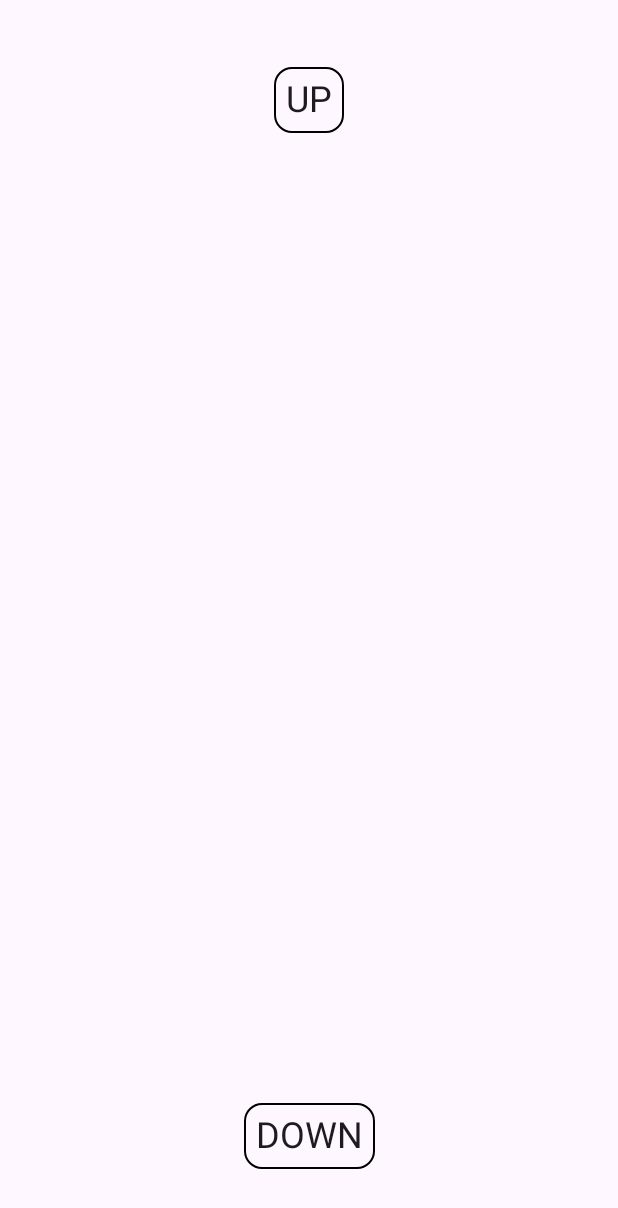
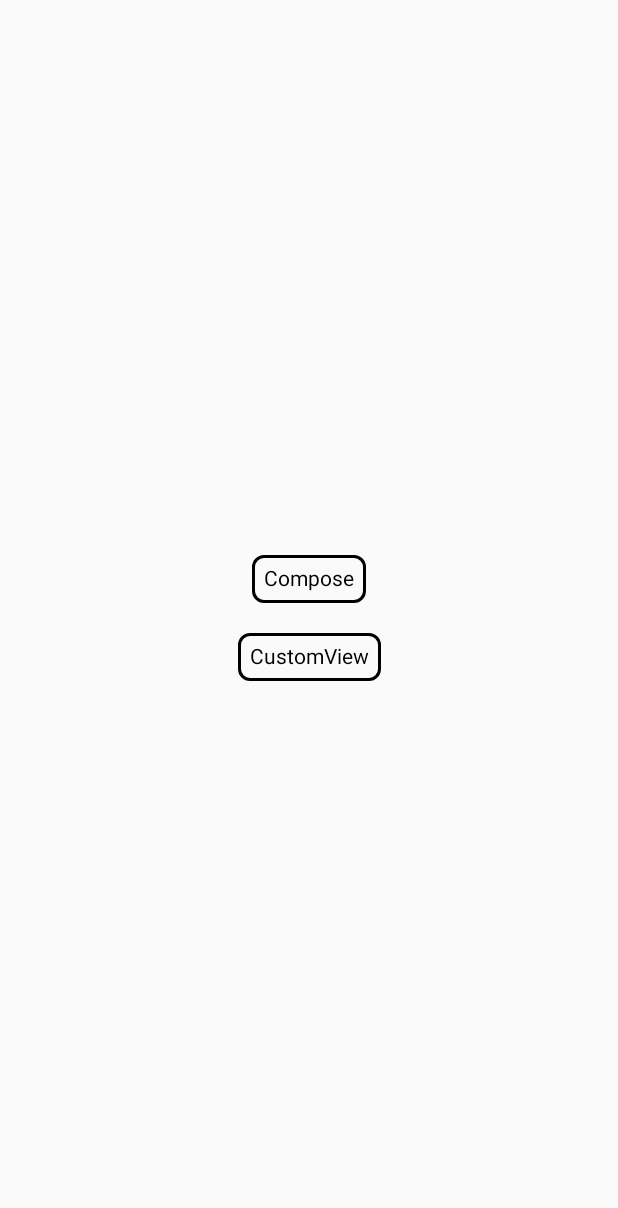
Before and after one commit to artem1klas/middle-android-repo, an Android app built with Jetpack Compose: the screen it shows after launch (MainActivity), on a phone screen of 412 x 824 dp. Shown: the top 1208 px of the screen. Run offline under Robolectric (Android 15) with nearby library versions, the phone set to English and light mode, and no system bars.

Commit message:
add menuScreen, fix animation in customView

```diff
--- a/app/src/main/java/com/example/androidpracticumcustomview/MainActivity.kt
+++ b/app/src/main/java/com/example/androidpracticumcustomview/MainActivity.kt
@@ -3,13 +3,17 @@ package com.example.androidpracticumcustomview
 import android.os.Bundle
 import android.os.Handler
 import android.os.Looper
+import android.util.Log
 import android.view.ViewGroup
 import android.widget.TextView
+import android.window.OnBackInvokedDispatcher
 import androidx.activity.ComponentActivity
+import androidx.activity.OnBackPressedCallback
 import androidx.activity.compose.setContent
 import androidx.compose.ui.graphics.Color
 import com.example.androidpracticumcustomview.ui.theme.CustomContainer
 import com.example.androidpracticumcustomview.ui.theme.MainScreen
+import com.example.androidpracticumcustomview.ui.theme.MenuScreen
 
 /*
 Задание:
@@ -17,23 +21,48 @@ import com.example.androidpracticumcustomview.ui.theme.MainScreen
 */
 
 class MainActivity : ComponentActivity() {
+    private var flagOfMenuScreen = false
     override fun onCreate(savedInstanceState: Bundle?) {
         super.onCreate(savedInstanceState)
-        /*
-        Раскомментируйте нужный вариант
-         */
-//        startXmlPracticum() // «традиционный» android (XML)
-        setContent { // Jetpack Compose
-            MainScreen()
+
+        fun startMenuScreen() {
+            if (!flagOfMenuScreen){
+                flagOfMenuScreen = true
+                setContent {
+                    MenuScreen(
+                        composeClick = {
+                            flagOfMenuScreen = false
+                            setContent{
+                                MainScreen()
+                            }
+                        },
+                        tradeVersClick = {
+                            flagOfMenuScreen = false
+                            startXmlPracticum()
+                        }
+                    )
+                }
+            } else {
+                finish()
+            }
         }
+
+        val back = object : OnBackPressedCallback(true) {
+            override fun handleOnBackPressed() {
+                startMenuScreen()
+            }
+        }
+
+        onBackPressedDispatcher.addCallback(this, back)
+
+        startMenuScreen()
     }
 
     private fun startXmlPracticum() {
         val customContainer = CustomContainer(this)
 
-
         val firstView = TextView(this).apply {
-            text = "UP"
+            text = context.getString(R.string.up)
             textSize = 24f
             layoutParams = ViewGroup.LayoutParams(
                 ViewGroup.LayoutParams.WRAP_CONTENT,
@@ -42,7 +71,7 @@ class MainActivity : ComponentActivity() {
         }
 
         val secondView = TextView(this).apply {
-            text = "DOWN"
+            text = context.getString(R.string.down)
             textSize = 24f
             layoutParams = ViewGroup.LayoutParams(
                 ViewGroup.LayoutParams.WRAP_CONTENT,
--- a/app/src/main/java/com/example/androidpracticumcustomview/ui/theme/CustomContainerCompose.kt
+++ b/app/src/main/java/com/example/androidpracticumcustomview/ui/theme/CustomContainerCompose.kt
@@ -63,7 +63,6 @@ fun CustomContainerCompose(
                 secondChild?.let { Box { it() } }
             }
         ) { measurables, consraints ->
-            heightOfScreen = consraints.maxHeight.toFloat() - 200
 
             val placeables = measurables.map { measurable -> measurable.measure(consraints) }
 
@@ -72,8 +71,14 @@ fun CustomContainerCompose(
                     val x = consraints.maxWidth / 2 - placeable.width / 2
                     val y = consraints.maxHeight / 2 - placeable.height / 2
                     val targetY = when (index) {
-                        0 -> -offsetVertical.value.toInt()
-                        else -> offsetVertical.value.toInt()
+                        0 -> {
+                            heightOfScreen = consraints.maxHeight.toFloat() + placeable.height * 2f
+                            -offsetVertical.value.toInt()
+                        }
+                        else -> {
+                            heightOfScreen = consraints.maxHeight.toFloat() - placeable.height * 2f
+                            offsetVertical.value.toInt()
+                        }
                     }
                     placeable.placeRelative(x = x, y = y + targetY)
                 }
--- /dev/null
+++ b/app/src/main/java/com/example/androidpracticumcustomview/ui/theme/MenuScreen.kt
@@ -0,0 +1,46 @@
+package com.example.androidpracticumcustomview.ui.theme
+
+import androidx.compose.foundation.border
+import androidx.compose.foundation.clickable
+import androidx.compose.foundation.layout.Arrangement
+import androidx.compose.foundation.layout.Column
+import androidx.compose.foundation.layout.Spacer
+import androidx.compose.foundation.layout.fillMaxSize
+import androidx.compose.foundation.layout.height
+import androidx.compose.foundation.layout.padding
+import androidx.compose.foundation.shape.RoundedCornerShape
+import androidx.compose.material3.Text
+import androidx.compose.runtime.Composable
+import androidx.compose.ui.Alignment
+import androidx.compose.ui.Modifier
+import androidx.compose.ui.graphics.Color
+import androidx.compose.ui.res.stringResource
+import androidx.compose.ui.unit.dp
+import com.example.androidpracticumcustomview.R
+
+@Composable
+fun MenuScreen(
+    composeClick: () -> Unit,
+    tradeVersClick: () -> Unit,
+) {
+    val modifier = Modifier
+        .border(width = 2.dp, color = Color.Black, shape = RoundedCornerShape(8.dp))
+        .padding(8.dp)
+
+    Column(
+        verticalArrangement = Arrangement.Center,
+        horizontalAlignment = Alignment.CenterHorizontally,
+        modifier = Modifier.fillMaxSize()
+    )
+    {
+       Text(
+           text = stringResource(id = R.string.compose),
+           modifier = modifier.clickable(onClick = composeClick)
+       )
+        Spacer(modifier = Modifier.height(20.dp))
+        Text(
+            text = stringResource(R.string.custom_view),
+            modifier = modifier.clickable(onClick = tradeVersClick)
+        )
+    }
+}
--- a/app/src/main/res/values/strings.xml
+++ b/app/src/main/res/values/strings.xml
@@ -1,3 +1,8 @@
 <resources>
     <string name="app_name">android practicum custom view</string>
+    <string name="up">UP</string>
+    <string name="down">DOWN</string>
+    <string name="compose">Compose</string>
+    <string name="custom_view">CustomView</string>
+    <string name="number_of_child_views_exceeded">Превышено количество дочерних View!</string>
 </resources>
```
Also changed, not shown: app/src/main/java/com/example/androidpracticumcustomview/ui/theme/CustomContainer.kt (+27 -6 lines).
